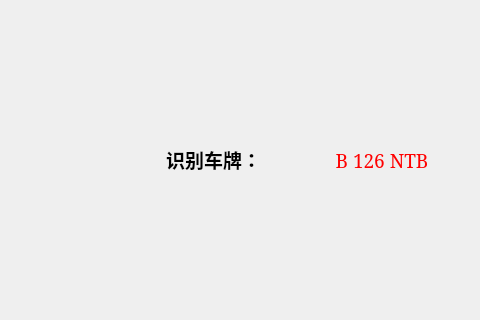
Before: the Qt Designer form RecognitionWindow.ui in Luchanaaaaa/PlateDetect-QT-YOLOv5-LPRNe, drawn with Qt 5; both pictures show x 778 to 1258 and y 285 to 605 of the 1258 by 798 pixel window.
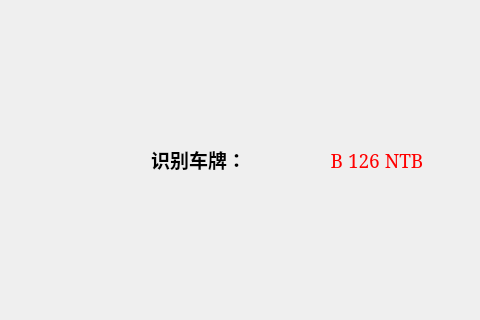
After: the same form once the commit is applied. Icons and pictures are not drawn.

Commit message: Reformat code and improve readability with comments

The edit to the form file:
```diff
--- a/RecognitionWindow.ui
+++ b/RecognitionWindow.ui
@@ -171,7 +171,7 @@
      <rect>
       <x>180</x>
       <y>90</y>
-      <width>731</width>
+      <width>701</width>
       <height>471</height>
      </rect>
     </property>
@@ -221,9 +221,9 @@
    <widget class="QWidget" name="layoutWidget">
     <property name="geometry">
      <rect>
-      <x>910</x>
+      <x>890</x>
       <y>90</y>
-      <width>331</width>
+      <width>351</width>
       <height>471</height>
      </rect>
     </property>
```
Left out of the diff: 2 changed lines with no effect on the pictures. The commit also changes 2 other files.
